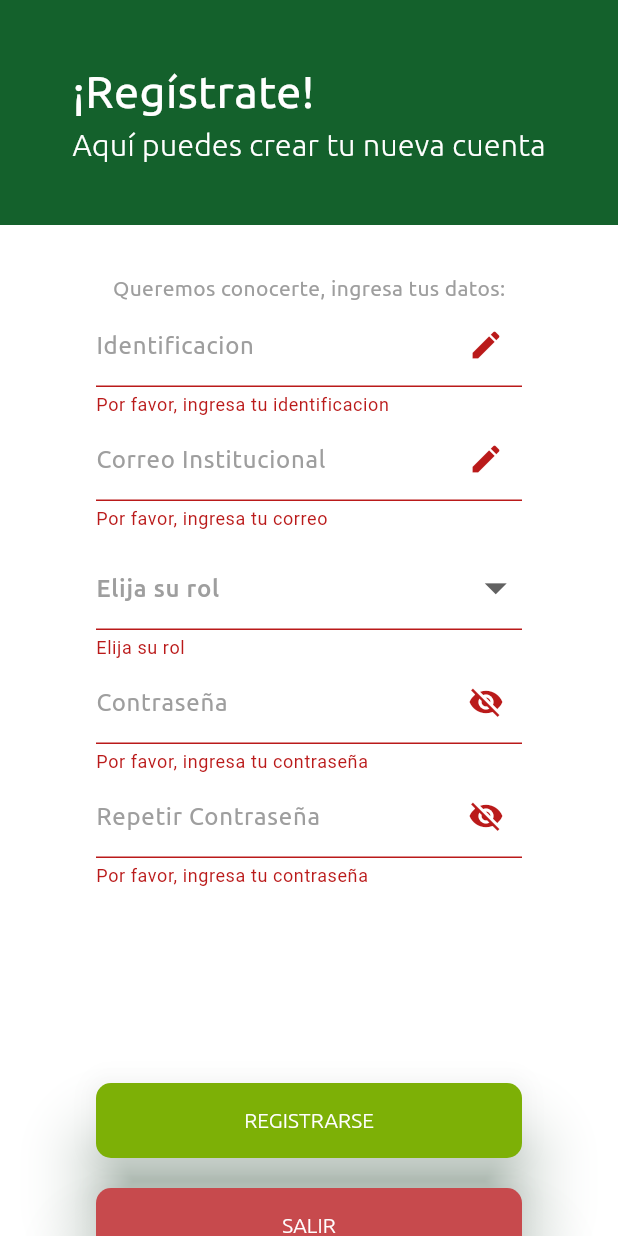
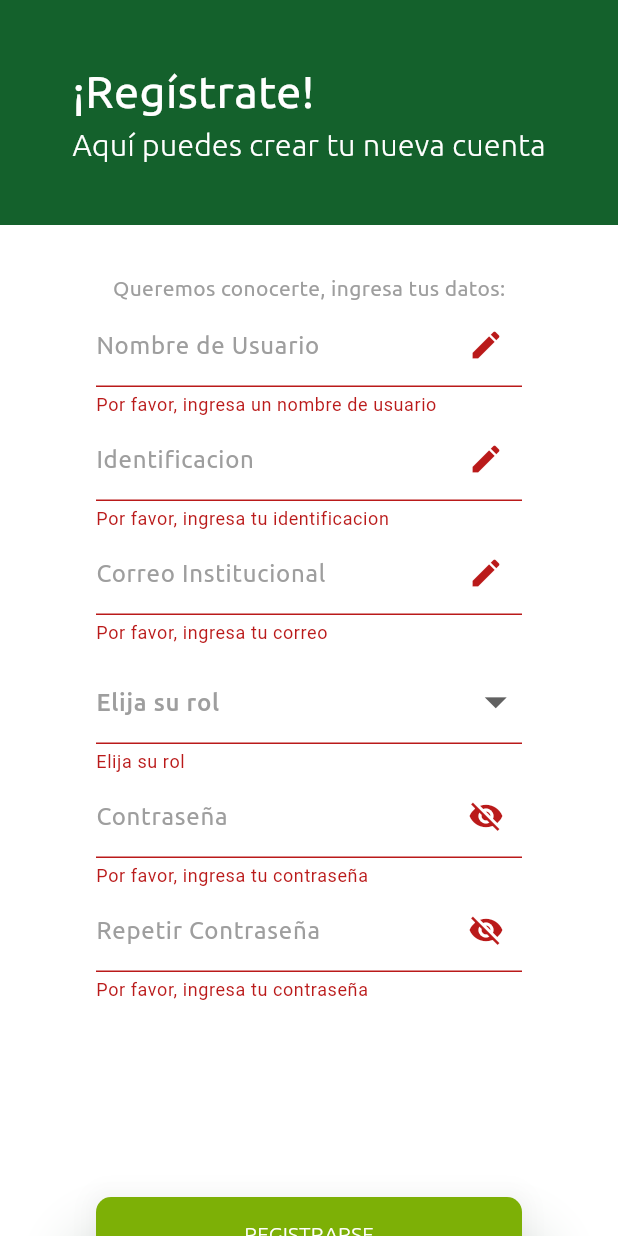
Before and after one commit to danielarcil4/ConductorAmigoApp, a Flutter app: the RegisterPage screen opened directly, after a tap on "REGISTRARSE", on a phone screen of 412 x 824 dp. Run offline on Flutter 3.47's test engine with Material 3 defaults, Android fonts, the phone set to English and light mode, and no system bars; our stand-ins replace cloud_firestore, firebase_auth, firebase_core, google_maps_flutter, google_places_flutter; accounts and stored records are empty; project files that could hold a hidden picture were left out.

Commit message:
Se añadio la casilla de nombre de usuario, con validacion de campo vacio, en el register_page

```diff
--- a/lib/pages/Login/register_page.dart
+++ b/lib/pages/Login/register_page.dart
@@ -13,15 +13,14 @@ class RegisterPage extends StatefulWidget {
 }
 
 class _RegisterPageState extends State<RegisterPage> {
-  final TextEditingController _identificacionController =
-      TextEditingController();
+  final TextEditingController _userNameController = TextEditingController();
+  final TextEditingController _identificacionController = TextEditingController();
   final TextEditingController _emailController = TextEditingController();
   final TextEditingController _placaController = TextEditingController();
   final TextEditingController _modeloController = TextEditingController();
   final TextEditingController _colorController = TextEditingController();
   final TextEditingController _passwordController = TextEditingController();
-  final TextEditingController _repeatpasswordController =
-      TextEditingController();
+  final TextEditingController _repeatpasswordController = TextEditingController();
 
   String? dropdownValue;
   bool showAdditionalOptions = false;
@@ -43,6 +42,7 @@ class _RegisterPageState extends State<RegisterPage> {
 
   Widget _buildInputField(TextEditingController controller, String labelName,
       {isPassword = false,
+      isName = false,
       isOnlyNumbers = false,
       isModelo = false,
       isPlaca = false,
@@ -107,6 +107,12 @@ class _RegisterPageState extends State<RegisterPage> {
         } else if (isModelo) {
           if (value!.isEmpty) {
             return 'Por favor, ingresa el modelo del vehículo';
+          } else {
+            return null;
+          }
+        } else if (isName) {
+          if(value!.isEmpty) {
+            return 'Por favor, ingresa un nombre de usuario';
           } else {
             return null;
           }
@@ -323,6 +329,8 @@ class _RegisterPageState extends State<RegisterPage> {
                     child: Column(
                       children: [
                         _buildInputField(
+                            _userNameController, "Nombre de Usuario", isName: true),
+                        _buildInputField(
                             _identificacionController, "Identificacion",
                             isOnlyNumbers: true),
                         _buildInputField(
```
